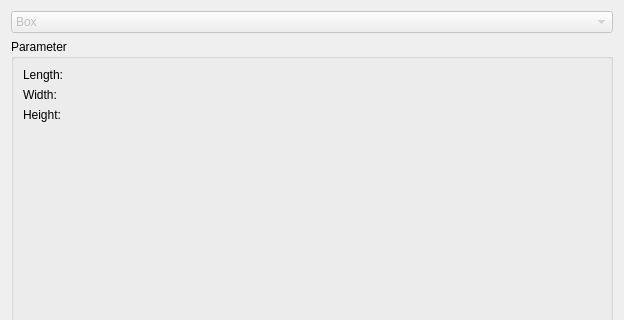
Old version of the form freecad/chronoConcrete/gui/ui/geometry.ui in the repository Concrete-Chrono-Development/chrono-preprocessor; both pictures show x 0 to 624 and y 0 to 320 of the 624 by 489 pixel window.
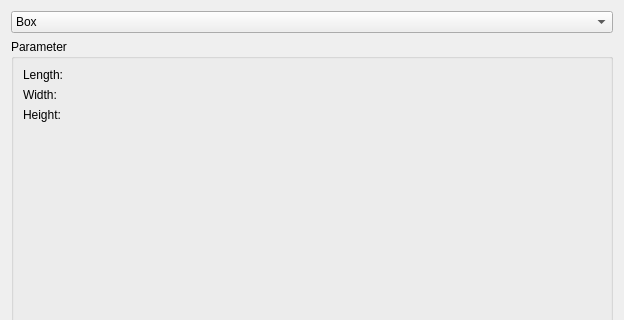
New version of the form. Icons and pictures are not drawn. Custom widgets are drawn as their Qt base class.

Commit message: Building out gui and added other geometries

Patch:
```diff
--- a/freecad/chronoConcrete/gui/ui/geometry.ui
+++ b/freecad/chronoConcrete/gui/ui/geometry.ui
@@ -21,7 +21,7 @@
    <item row="0" column="0">
     <widget class="QComboBox" name="geometryType">
      <property name="enabled">
-      <bool>false</bool>
+      <bool>true</bool>
      </property>
      <property name="sizePolicy">
       <sizepolicy hsizetype="Minimum" vsizetype="Preferred">
```
Left out of the diff: 14 changed lines with no effect on the pictures. The commit also changes 7 other files.
